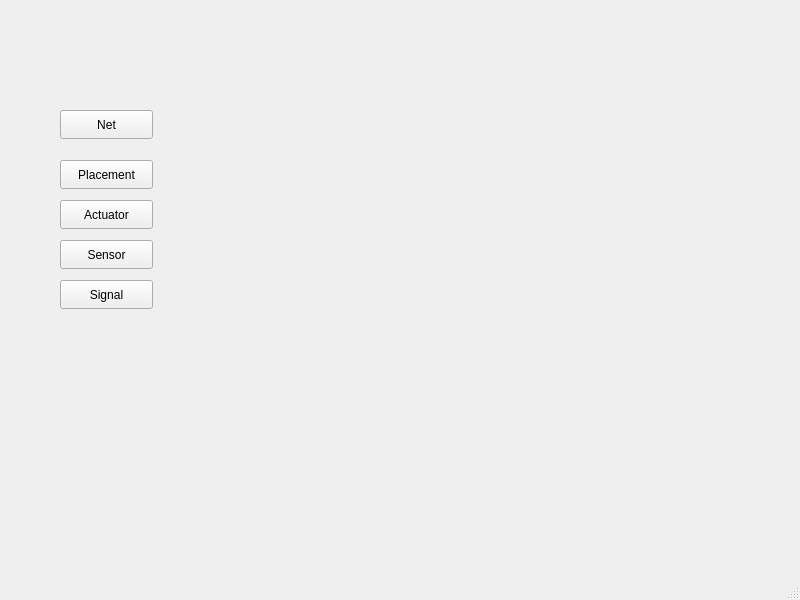
Before: the Qt Designer form SHomeConfigurator/SHConfigurator/mainwindow.ui in AndriiRozin/SHome2, drawn with Qt 5.
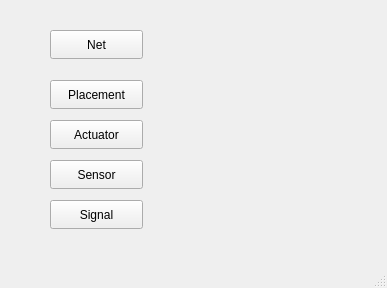
After: the same form once the commit is applied.

Patch:
```diff
--- a/SHomeConfigurator/SHConfigurator/mainwindow.ui
+++ b/SHomeConfigurator/SHConfigurator/mainwindow.ui
@@ -6,8 +6,8 @@
    <rect>
     <x>0</x>
     <y>0</y>
-    <width>800</width>
-    <height>600</height>
+    <width>387</width>
+    <height>288</height>
    </rect>
   </property>
   <property name="windowTitle">
@@ -17,8 +17,8 @@
    <widget class="QPushButton" name="pushButton_Net">
     <property name="geometry">
      <rect>
-      <x>60</x>
-      <y>110</y>
+      <x>50</x>
+      <y>30</y>
       <width>93</width>
       <height>29</height>
      </rect>
@@ -30,8 +30,8 @@
    <widget class="QPushButton" name="pushButton_Placement">
     <property name="geometry">
      <rect>
-      <x>60</x>
-      <y>160</y>
+      <x>50</x>
+      <y>80</y>
       <width>93</width>
       <height>29</height>
      </rect>
@@ -43,8 +43,8 @@
    <widget class="QPushButton" name="pushButton_Actuator">
     <property name="geometry">
      <rect>
-      <x>60</x>
-      <y>200</y>
+      <x>50</x>
+      <y>120</y>
       <width>93</width>
       <height>29</height>
      </rect>
@@ -56,8 +56,8 @@
    <widget class="QPushButton" name="pushButton_Sensor">
     <property name="geometry">
      <rect>
-      <x>60</x>
-      <y>240</y>
+      <x>50</x>
+      <y>160</y>
       <width>93</width>
       <height>29</height>
      </rect>
@@ -69,8 +69,8 @@
    <widget class="QPushButton" name="pushButton_Signals">
     <property name="geometry">
      <rect>
-      <x>60</x>
-      <y>280</y>
+      <x>50</x>
+      <y>200</y>
       <width>93</width>
       <height>29</height>
      </rect>
```
Left out of the diff: 2 changed lines with no effect on the pictures.
